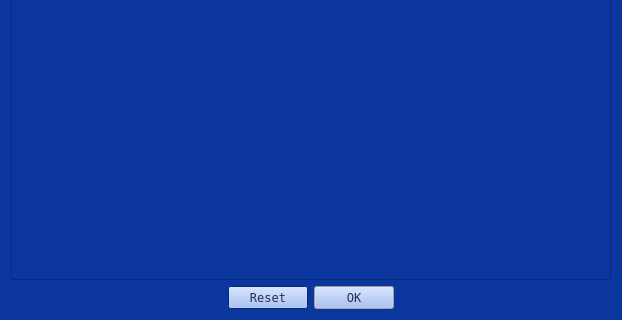
This is APP/temp.ui in adcfrba/TPO_INFOII as Qt 5 draws it before an edit; both pictures show x 0 to 622 and y 271 to 591 of the 622 by 591 pixel window. The edited form follows.
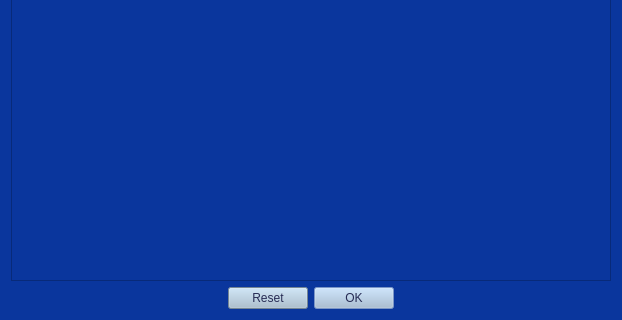
This is the edited form.

```diff
--- a/APP/temp.ui
+++ b/APP/temp.ui
@@ -321,18 +321,18 @@
         <colorrole role="Button">
          <brush brushstyle="SolidPattern">
           <color alpha="255">
-           <red>146</red>
-           <green>180</green>
-           <blue>244</blue>
+           <red>164</red>
+           <green>188</green>
+           <blue>207</blue>
           </color>
          </brush>
         </colorrole>
         <colorrole role="Text">
          <brush brushstyle="SolidPattern">
           <color alpha="255">
-           <red>207</red>
-           <green>222</green>
-           <blue>231</blue>
+           <red>39</red>
+           <green>44</green>
+           <blue>84</blue>
           </color>
          </brush>
         </colorrole>
@@ -348,27 +348,27 @@
         <colorrole role="Base">
          <brush brushstyle="SolidPattern">
           <color alpha="255">
-           <red>68</red>
-           <green>114</green>
-           <blue>202</blue>
+           <red>164</red>
+           <green>188</green>
+           <blue>207</blue>
           </color>
          </brush>
         </colorrole>
         <colorrole role="Window">
          <brush brushstyle="SolidPattern">
           <color alpha="255">
-           <red>10</red>
-           <green>54</green>
-           <blue>157</blue>
+           <red>164</red>
+           <green>188</green>
+           <blue>207</blue>
           </color>
          </brush>
         </colorrole>
         <colorrole role="Highlight">
          <brush brushstyle="SolidPattern">
           <color alpha="255">
-           <red>189</red>
-           <green>155</green>
-           <blue>230</blue>
+           <red>146</red>
+           <green>180</green>
+           <blue>244</blue>
           </color>
          </brush>
         </colorrole>
@@ -399,6 +399,15 @@
           </color>
          </brush>
         </colorrole>
+        <colorrole role="PlaceholderText">
+         <brush brushstyle="SolidPattern">
+          <color alpha="128">
+           <red>39</red>
+           <green>44</green>
+           <blue>84</blue>
+          </color>
+         </brush>
+        </colorrole>
        </active>
        <inactive>
         <colorrole role="WindowText">
@@ -413,18 +422,18 @@
         <colorrole role="Button">
          <brush brushstyle="SolidPattern">
           <color alpha="255">
-           <red>146</red>
-           <green>180</green>
-           <blue>244</blue>
+           <red>164</red>
+           <green>188</green>
+           <blue>207</blue>
           </color>
          </brush>
         </colorrole>
         <colorrole role="Text">
          <brush brushstyle="SolidPattern">
           <color alpha="255">
-           <red>207</red>
-           <green>222</green>
-           <blue>231</blue>
+           <red>39</red>
+           <green>44</green>
+           <blue>84</blue>
           </color>
          </brush>
         </colorrole>
@@ -440,27 +449,27 @@
         <colorrole role="Base">
          <brush brushstyle="SolidPattern">
           <color alpha="255">
-           <red>68</red>
-           <green>114</green>
-           <blue>202</blue>
+           <red>164</red>
+           <green>188</green>
+           <blue>207</blue>
           </color>
          </brush>
         </colorrole>
         <colorrole role="Window">
          <brush brushstyle="SolidPattern">
           <color alpha="255">
-           <red>10</red>
-           <green>54</green>
-           <blue>157</blue>
+           <red>164</red>
+           <green>188</green>
+           <blue>207</blue>
           </color>
          </brush>
         </colorrole>
         <colorrole role="Highlight">
          <brush brushstyle="SolidPattern">
           <color alpha="255">
-           <red>240</red>
-           <green>240</green>
-           <blue>240</blue>
+           <red>146</red>
+           <green>180</green>
+           <blue>244</blue>
           </color>
          </brush>
         </colorrole>
@@ -491,41 +500,77 @@
           </color>
          </brush>
         </colorrole>
+        <colorrole role="PlaceholderText">
+         <brush brushstyle="SolidPattern">
+          <color alpha="128">
+           <red>39</red>
+           <green>44</green>
+           <blue>84</blue>
+          </color>
+         </brush>
+        </colorrole>
        </inactive>
        <disabled>
+        <colorrole role="WindowText">
+         <brush brushstyle="SolidPattern">
+          <color alpha="255">
+           <red>39</red>
+           <green>44</green>
+           <blue>84</blue>
+          </color>
+         </brush>
+        </colorrole>
         <colorrole role="Button">
          <brush brushstyle="SolidPattern">
           <color alpha="255">
-           <red>146</red>
-           <green>180</green>
-           <blue>244</blue>
+           <red>164</red>
+           <green>188</green>
+           <blue>207</blue>
+          </color>
+         </brush>
+        </colorrole>
+        <colorrole role="Text">
+         <brush brushstyle="SolidPattern">
+          <color alpha="255">
+           <red>39</red>
+           <green>44</green>
+           <blue>84</blue>
+          </color>
+         </brush>
+        </colorrole>
+        <colorrole role="ButtonText">
+         <brush brushstyle="SolidPattern">
+          <color alpha="255">
+           <red>39</red>
+           <green>44</green>
+           <blue>84</blue>
           </color>
          </brush>
         </colorrole>
         <colorrole role="Base">
          <brush brushstyle="SolidPattern">
           <color alpha="255">
-           <red>10</red>
-           <green>54</green>
-           <blue>157</blue>
+           <red>164</red>
+           <green>188</green>
+           <blue>207</blue>
           </color>
          </brush>
         </colorrole>
         <colorrole role="Window">
          <brush brushstyle="SolidPattern">
           <color alpha="255">
-           <red>10</red>
-           <green>54</green>
-           <blue>157</blue>
+           <red>164</red>
+           <green>188</green>
+           <blue>207</blue>
           </color>
          </brush>
         </colorrole>
         <colorrole role="Highlight">
          <brush brushstyle="SolidPattern">
           <color alpha="255">
-           <red>0</red>
-           <green>120</green>
-           <blue>215</blue>
+           <red>146</red>
+           <green>180</green>
+           <blue>244</blue>
           </color>
          </brush>
         </colorrole>
@@ -556,6 +601,15 @@
           </color>
          </brush>
         </colorrole>
+        <colorrole role="PlaceholderText">
+         <brush brushstyle="SolidPattern">
+          <color alpha="128">
+           <red>39</red>
+           <green>44</green>
+           <blue>84</blue>
+          </color>
+         </brush>
+        </colorrole>
        </disabled>
       </palette>
      </property>
@@ -564,6 +618,14 @@
        <family>Fixedsys</family>
       </font>
      </property>
+     <property name="cursor">
+      <cursorShape>PointingHandCursor</cursorShape>
+     </property>
+     <property name="styleSheet">
+      <string notr="true">background-color: rgb(164, 188, 207);
+selection-background-color: rgb(146, 180, 244);
+color: rgb(39, 44, 84);</string>
+     </property>
      <property name="orientation">
       <enum>Qt::Horizontal</enum>
      </property>
```
